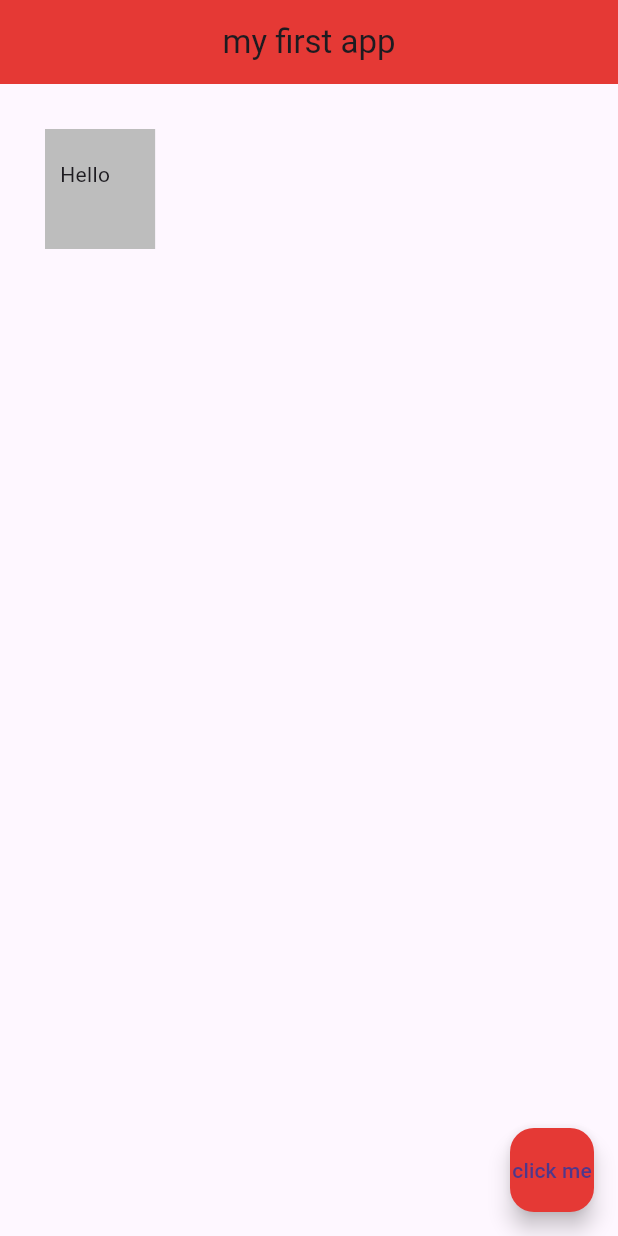
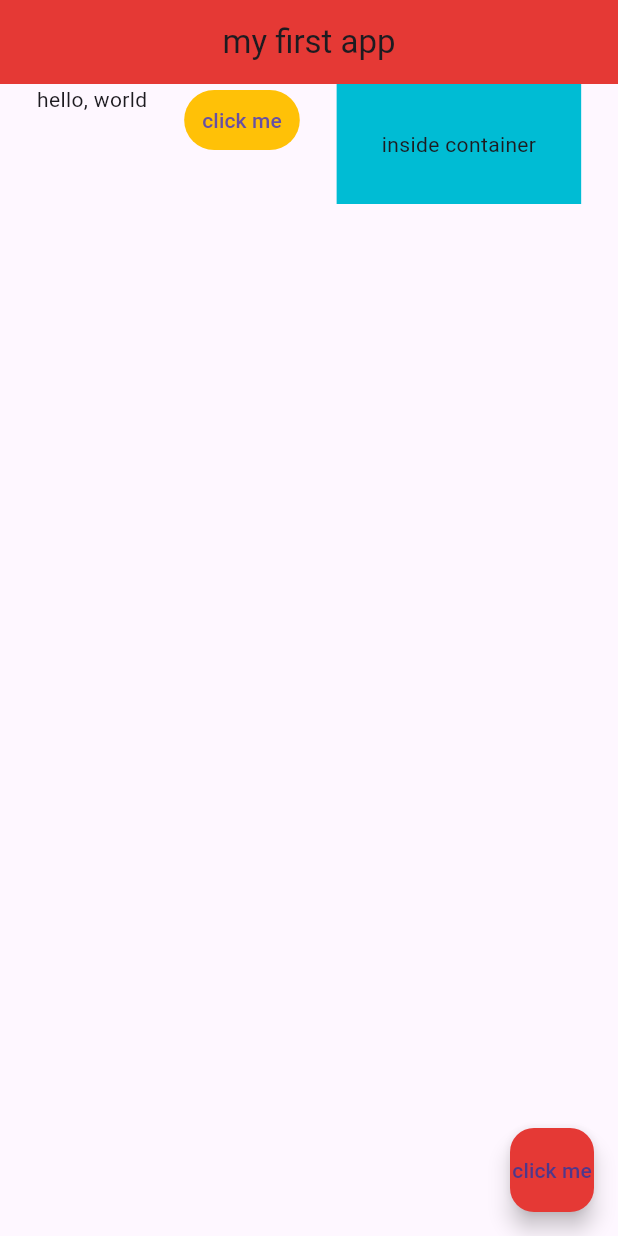
Before and after one commit to doducduy20127477/myflutterapp, a Flutter app: the screen it shows after launch, on a phone screen of 412 x 824 dp. Run offline on Flutter 3.47's test engine with Material 3 defaults, Android fonts, the phone set to English and light mode, and no system bars.

Commit message:
feat: add Row widget

```diff
--- a/lib/main.dart
+++ b/lib/main.dart
@@ -68,12 +68,31 @@ class Home extends StatelessWidget {
       //   //   color: Colors.amber,
       //   // ),
       // ),
-      body: Container(
-        // padding: EdgeInsets.symmetric(horizontal: 30.0, vertical: 10.0),
-        padding: EdgeInsets.fromLTRB(10.0, 20.0, 30.0, 40.0),
-        margin: EdgeInsets.all(30.0),
-        color: Colors.grey[400],
-        child: Text('Hello'),
+      // body: Container(
+      //   // padding: EdgeInsets.symmetric(horizontal: 30.0, vertical: 10.0),
+      //   padding: EdgeInsets.fromLTRB(10.0, 20.0, 30.0, 40.0),
+      //   margin: EdgeInsets.all(30.0),
+      //   color: Colors.grey[400],
+      //   child: Text('Hello'),
+      // ),
+      body: Row(
+        mainAxisAlignment: MainAxisAlignment.spaceEvenly,
+        crossAxisAlignment: CrossAxisAlignment.start,
+        children: [
+          Text('hello, world'),
+          TextButton(
+            onPressed: () {  },
+            style: ButtonStyle(
+             backgroundColor: MaterialStateProperty.all<Color>(Colors.amber)
+            ),
+            child: Text('click me'),
+          ),
+          Container(
+            color: Colors.cyan,
+            padding: EdgeInsets.all(30.0),
+            child: Text('inside container'),
+          )
+        ],
       ),
       floatingActionButton: FloatingActionButton(
         onPressed: () {  },
```
